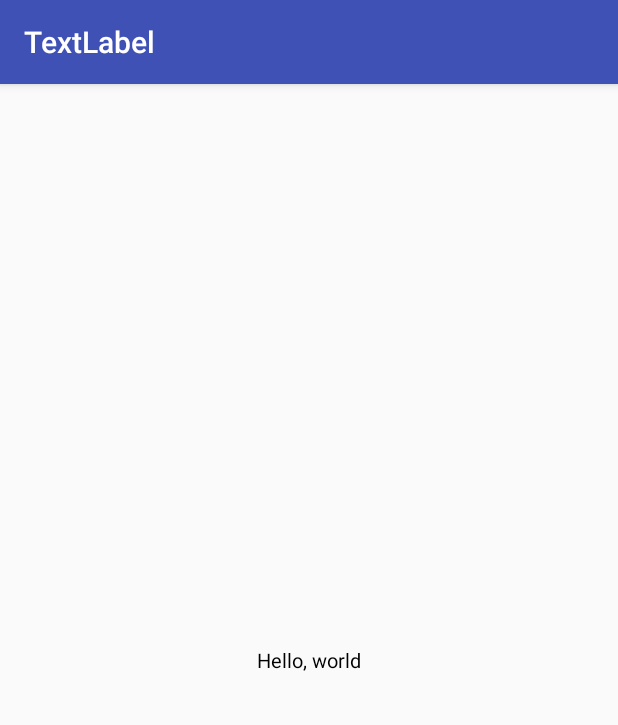
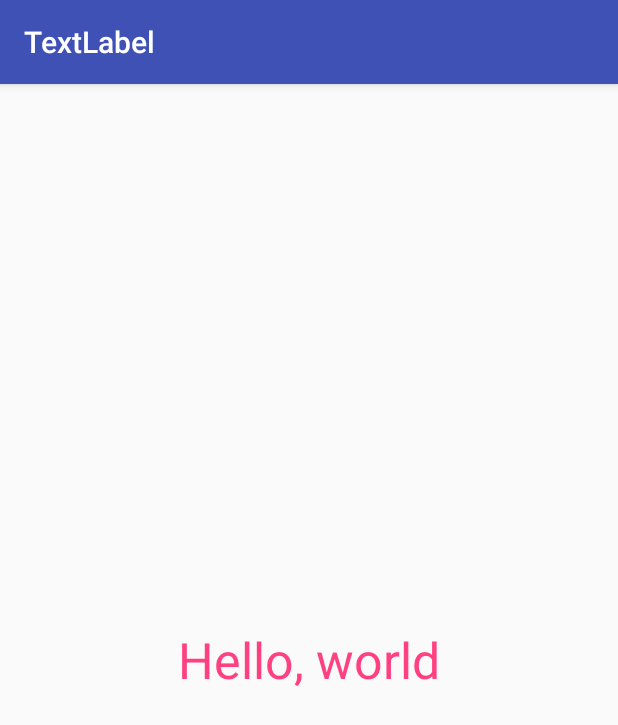
Before and after one commit to Kishanjvaghela/TextLabel, an Android app: the screen it shows after launch (MainActivity), on a phone screen of 412 x 824 dp. Shown: the top 725 px of the screen. Run offline under Robolectric (Android 15) with nearby library versions, the phone set to English and light mode, and no system bars.

Commit message:
add text color

```diff
--- a/app/src/main/java/com/example/dsk02/textlabel/MainActivity.java
+++ b/app/src/main/java/com/example/dsk02/textlabel/MainActivity.java
@@ -1,6 +1,7 @@
 package com.example.dsk02.textlabel;
 
 import android.os.Bundle;
+import android.support.v4.content.ContextCompat;
 import android.support.v7.app.AppCompatActivity;
 import com.example.dsk02.textlabel.textlabel.TextLabelView;
 
@@ -13,7 +14,8 @@ public class MainActivity extends AppCompatActivity {
     mTextLabelView = (TextLabelView) findViewById(R.id.textView);
     TextLabelView.Builder builder = new TextLabelView.Builder();
     builder.setText("Hello, world");
-    builder.setTextSize(20);
+    builder.setTextSize(50);
+    builder.setTextColor(ContextCompat.getColor(this, R.color.colorAccent));
     mTextLabelView.setTextLayout(builder.build());
   }
 }
--- a/app/src/main/java/com/example/dsk02/textlabel/textlabel/TextLabelView.java
+++ b/app/src/main/java/com/example/dsk02/textlabel/textlabel/TextLabelView.java
@@ -9,6 +9,7 @@ import android.util.AttributeSet;
 import android.view.View;
 
 /**
+ * http://stackoverflow.com/a/30617116/3758898
  * Created by DSK02 on 9/8/2016.
  */
 
@@ -56,6 +57,7 @@ public class TextLabelView extends View {
 
     private String text;
     private int textSize;
+    private int textColor;
 
     /**
      * set text content
@@ -76,8 +78,13 @@ public class TextLabelView extends View {
     public Layout build() {
       TextPaint textPaint = new TextPaint();
       textPaint.setTextSize(textSize);
+      textPaint.setColor(textColor);
       return new StaticLayout(text, textPaint, (int) textPaint.measureText(text),
           Layout.Alignment.ALIGN_CENTER, 1.0f, 0.0f, true);
     }
+
+    public void setTextColor(int textColor) {
+      this.textColor = textColor;
+    }
   }
 }
```
